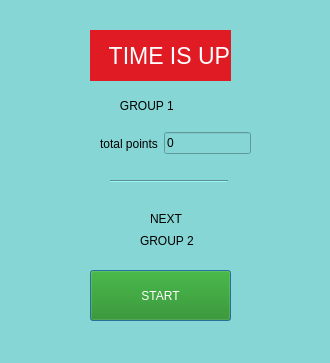
First picture: the form in time_is_up.ui, repository MariHarutyunyanGithub/QT_lab, before the edit.
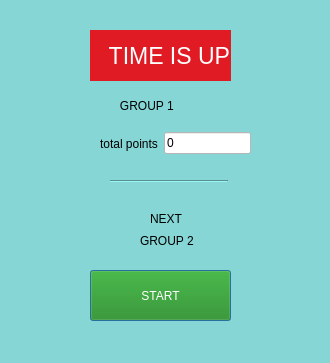
Second picture: the form after the edit.

```diff
--- a/time_is_up.ui
+++ b/time_is_up.ui
@@ -128,6 +128,9 @@
     </item>
     <item>
      <widget class="QLineEdit" name="lineEdit">
+      <property name="styleSheet">
+       <string notr="true">background-color: rgb(255, 255, 255);</string>
+      </property>
       <property name="text">
        <string>0</string>
       </property>
```
